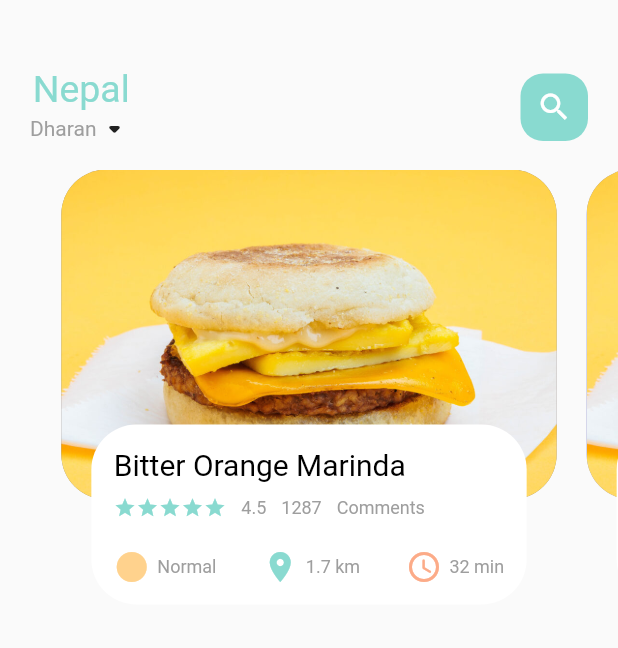
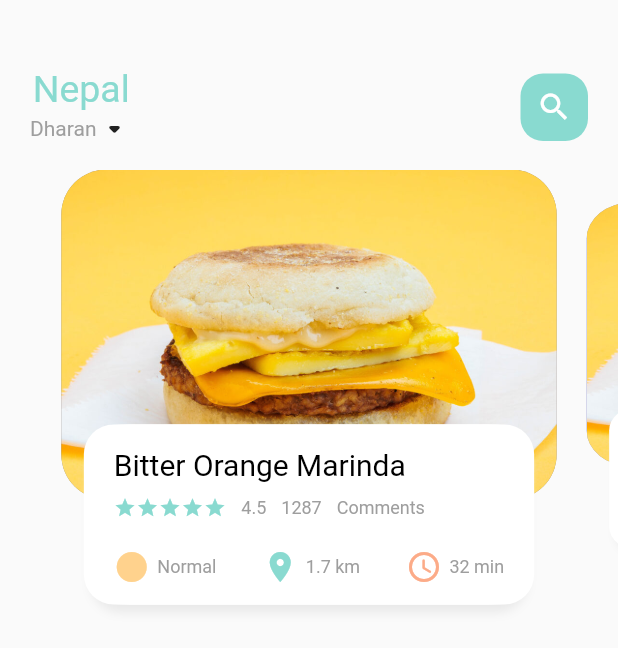
Before and after one commit to subin1rai/E-commerce, a Flutter app: the screen it shows after launch, on a phone screen of 412 x 824 dp. Shown: the top 648 px of the screen. Run offline on Flutter 3.47's test engine with Material 2 defaults, Android fonts, the phone set to English and light mode, and no system bars.

Commit message:
Image scoller with description

```diff
--- a/lib/Home/food_page_body.dart
+++ b/lib/Home/food_page_body.dart
@@ -15,6 +15,8 @@ class _FoodPageBodyState extends State<FoodPageBody> {
   //top img side view
   PageController pageController = PageController(viewportFraction: 0.85);
   var currPageValue=0.0;
+  double scaleFactor = 0.8;
+  double height = 220;
 
   @override
   void initState(){
@@ -48,8 +50,40 @@ setState(() {
   }
 
   Widget _buildPageItem(int index) {
+
+    //image sliding method
     Matrix4 matrix = new Matrix4.identity();
-    return Stack(
+    if(index == currPageValue.floor()){
+      var currScale = 1-(currPageValue - index)*(1- scaleFactor);
+      var currTrans = height *(1-currScale)/2;
+      matrix = Matrix4.diagonal3Values( 1 ,currScale, 1)..setTranslationRaw(0, currTrans, 0);
+    }
+    else if (index == currPageValue.floor()+1){
+      var currScale = scaleFactor+(currPageValue-index+1)*(1-scaleFactor);
+      var currTrans = height *(1-currScale)/2;
+      matrix = Matrix4.diagonal3Values( 1,currScale, 1);
+      matrix = Matrix4.diagonal3Values( 1 ,currScale, 1)..setTranslationRaw(0, currTrans, 0);
+
+
+    }
+    else if (index == currPageValue.floor()-1){
+      var currScale = 1-(currPageValue - index)*(1- scaleFactor);
+      var currTrans = height *(1-currScale)/2;
+      matrix = Matrix4.diagonal3Values( 1,currScale, 1);
+      matrix = Matrix4.diagonal3Values( 1 ,currScale, 1)..setTranslationRaw(0, currTrans, 0);
+
+
+    }
+    else{
+      var currScale = 0.8;
+      matrix = Matrix4.diagonal3Values( 1,currScale, 1)..setTranslationRaw(0, height*(1-scaleFactor)/2,1);
+
+    }
+
+
+    return Transform(
+      transform: matrix,
+      child: Stack(
         children: [
           Container(
             height: 220,
@@ -67,7 +101,20 @@ setState(() {
               height: 120,
               margin: EdgeInsets.only(left: 30, bottom: 30, right: 30),
               decoration: BoxDecoration(
-              borderRadius: BorderRadius.circular(30),
+                borderRadius: BorderRadius.circular(20),
+                boxShadow: [
+                  BoxShadow(
+                    color: Color(0xFFe8e8e8),
+                    blurRadius: 5.0,
+                    offset: Offset(0, 5)
+                  ),
+                  BoxShadow(color: Colors.white,
+                  offset: Offset(-5, 0)
+                  ), BoxShadow(color: Colors.white,
+                  offset: Offset(5, 0)
+                  ),
+
+                ],
                 color: Colors.white,
               ),
               child: Container(
@@ -124,6 +171,7 @@ setState(() {
             ),
           )
         ],
+      ),
     );
   }
 }
```
Lines whose indentation alone changed are shown as unchanged.
